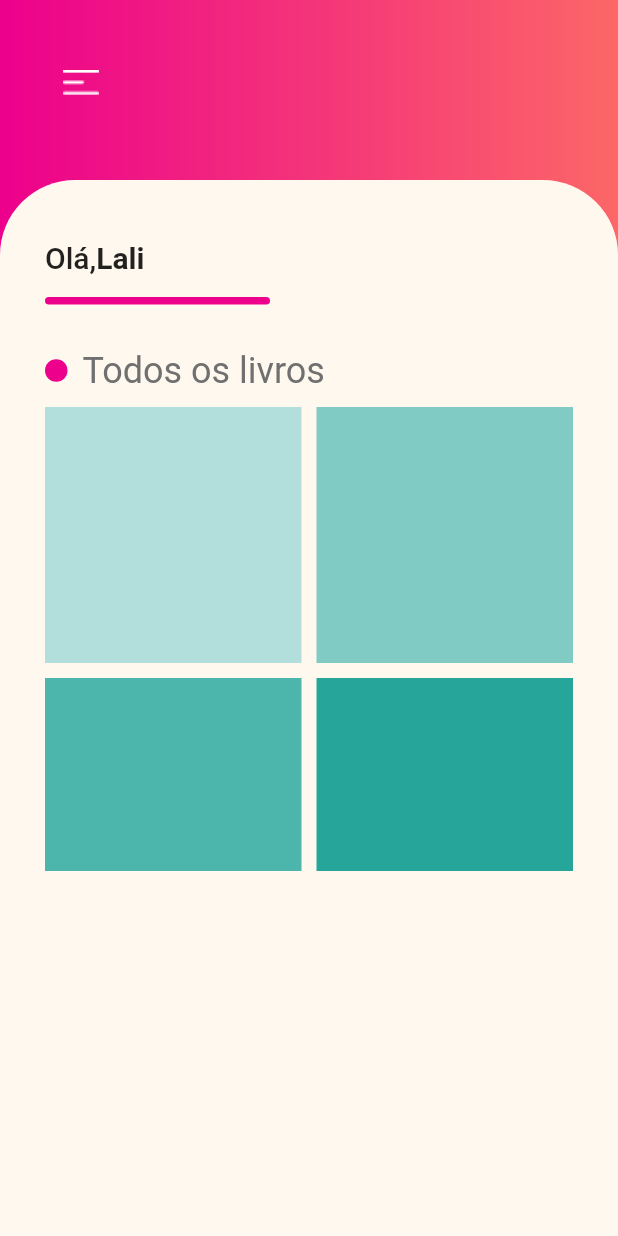
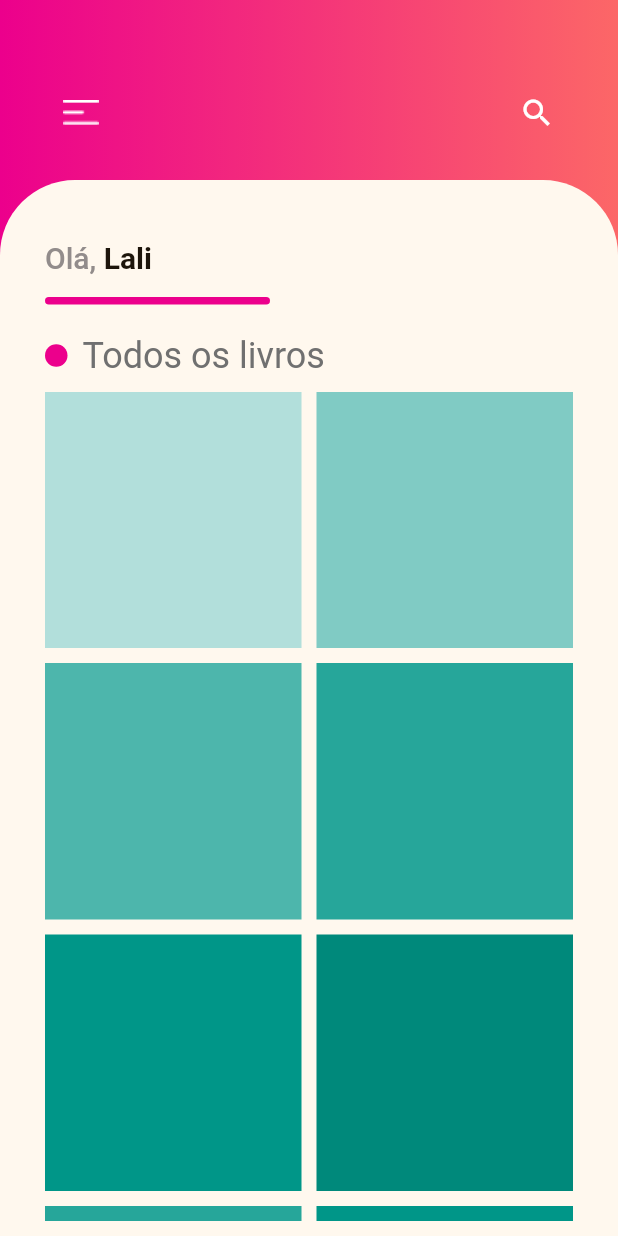
Before and after one commit to naiadelali/flutter_ioays_book, a Flutter app: the BookHomePage screen opened directly, on a phone screen of 412 x 824 dp. Run offline on Flutter 3.47's test engine with Material 2 defaults, Android fonts, the phone set to English and light mode, and no system bars; Roboto replaces fonts that are missing (SF-Pro-Rounded).

Commit message:
Implementado cores e alterado a altura do grid para ser dinamico

```diff
--- a/lib/pages/book_home/book_home_page.dart
+++ b/lib/pages/book_home/book_home_page.dart
@@ -8,7 +8,7 @@ import 'components/book_section.dart';
 class BookHomePage extends StatelessWidget {
   final GlobalKey<ScaffoldState> _scaffoldKey = GlobalKey<ScaffoldState>();
 
-  final _heading = "Todos os livros";
+  final _heading = 'Todos os livros';
   @override
   Widget build(BuildContext context) {
     var size = MediaQuery.of(context).size;
@@ -31,18 +31,18 @@ class BookHomePage extends StatelessWidget {
             ),
             Expanded(
               child: Container(
-                child: SingleChildScrollView(
-                  child: Column(
-                    children: [
-                      BookGreetingsTitle(
-                        username: "Lali",
-                      ),
-                      BookSection(
+                child: Column(
+                  children: [
+                    BookGreetingsTitle(
+                      username: 'Lali',
+                    ),
+                    Expanded(
+                      child: BookSection(
                         heading: _heading,
                         bookList: [],
                       ),
-                    ],
-                  ),
+                    ),
+                  ],
                 ),
                 padding: EdgeInsets.only(
                   top: 40,
--- a/lib/pages/book_home/components/book_app_bar.dart
+++ b/lib/pages/book_home/components/book_app_bar.dart
@@ -1,5 +1,7 @@
 import 'package:flutter/material.dart';
+
 import '../../../shared/components/gradient.dart';
+import '../../../shared/constants/colors.dart';
 
 class BookAppBar extends StatelessWidget {
   final GlobalKey<ScaffoldState> scaffoldKey;
@@ -12,17 +14,28 @@ class BookAppBar extends StatelessWidget {
       flexibleSpace: Container(
         padding: EdgeInsets.only(
           left: 30,
-          top: 10,
+          top: 50,
+          right: 30
         ),
         alignment: Alignment.centerLeft,
-        child: IconButton(
-          icon: Image.asset('assets/images/menu.png'),
-          onPressed: () => scaffoldKey.currentState!.openDrawer(),
+        child: Row(
+          mainAxisAlignment: MainAxisAlignment.spaceBetween,
+          children: [
+            IconButton(
+              icon: Image.asset('assets/images/menu.png'),
+              onPressed: () => scaffoldKey.currentState!.openDrawer(),
+            ),
+            IconButton(
+              icon: Icon(Icons.search, color: kWhiteColor),
+              onPressed: () => null,
+            ),
+          ],
         ),
         decoration: BoxDecoration(
           gradient: linearGradient,
         ),
       ),
+      centerTitle: true,
       automaticallyImplyLeading: false, // Don't show the leading button
       bottomOpacity: 0.0,
       elevation: 0.0,
--- a/lib/pages/book_home/components/book_greetings_title.dart
+++ b/lib/pages/book_home/components/book_greetings_title.dart
@@ -1,4 +1,5 @@
 import 'package:flutter/material.dart';
+import '../../../shared/constants/colors.dart';
 
 class BookGreetingsTitle extends StatelessWidget {
   final String username;
@@ -8,32 +9,32 @@ class BookGreetingsTitle extends StatelessWidget {
   @override
   Widget build(BuildContext context) {
     return Column(
+      crossAxisAlignment: CrossAxisAlignment.start,
       children: [
-        Row(
-          crossAxisAlignment: CrossAxisAlignment.start,
-          children: [
-            Text(
-              "Olá,",
-              style: TextStyle(
-                fontSize: 20,
-                fontWeight: FontWeight.w500,
-              ),
+        RichText(
+          text: TextSpan(
+            text: 'Olá, ',
+            style: TextStyle(
+              fontSize: 20,
+              fontWeight: FontWeight.w500,
+              color: kGrayColor,
             ),
-            Text(
-              username,
-              style: TextStyle(
-                fontSize: 20,
-                fontWeight: FontWeight.w700,
-              ),
-            ),
-          ],
+            children: <TextSpan>[
+              TextSpan(
+                  text: username,
+                  style: TextStyle(
+                    fontWeight: FontWeight.w700,
+                    color: kTextColor,
+                  )),
+            ],
+          ),
         ),
         Align(
           alignment: Alignment.topLeft,
           child: Container(
             margin: EdgeInsets.only(
               top: 15,
-              bottom: 30,
+              bottom: 20,
             ),
             width: 150,
             height: 5,
--- a/lib/pages/book_home/components/book_heading.dart
+++ b/lib/pages/book_home/components/book_heading.dart
@@ -1,4 +1,5 @@
 import 'package:flutter/material.dart';
+import '../../../shared/constants/colors.dart';
 
 class BookHeading extends StatelessWidget {
   final String heading;
@@ -20,7 +21,7 @@ class BookHeading extends StatelessWidget {
           heading,
           style: TextStyle(
             fontSize: 24.0,
-            color: Color(0XFF707070),
+            color: kGrayDarkColor,
           ),
         ),
       ],
--- a/lib/pages/book_home/components/book_section.dart
+++ b/lib/pages/book_home/components/book_section.dart
@@ -9,16 +9,16 @@ class BookSection extends StatelessWidget {
   BookSection({required this.heading, required this.bookList});
   @override
   Widget build(BuildContext context) {
-    return Container(
-      child: Column(
-        crossAxisAlignment: CrossAxisAlignment.start,
-        children: [
-          BookHeading(heading: heading),
-          Container(
+    return Column(
+      mainAxisSize: MainAxisSize.min,
+      crossAxisAlignment: CrossAxisAlignment.start,
+      children: [
+        BookHeading(heading: heading),
+        Expanded(
+          child: Container(
             padding: EdgeInsets.symmetric(
               vertical: 10,
             ),
-            height: MediaQuery.of(context).size.height * 0.4,
             child: GridView.count(
               primary: false,
               crossAxisSpacing: 10,
@@ -55,11 +55,26 @@ class BookSection extends StatelessWidget {
                   child: const Text(''),
                   color: Colors.teal[600],
                 ),
+                Container(
+                  padding: const EdgeInsets.all(8),
+                  child: const Text(''),
+                  color: Colors.teal[400],
+                ),
+                Container(
+                  padding: const EdgeInsets.all(8),
+                  child: const Text(''),
+                  color: Colors.teal[500],
+                ),
+                Container(
+                  padding: const EdgeInsets.all(8),
+                  child: const Text(''),
+                  color: Colors.teal[600],
+                ),
               ],
             ),
-          )
-        ],
-      ),
+          ),
+        )
+      ],
     );
   }
 }
--- a/lib/shared/constants/colors.dart
+++ b/lib/shared/constants/colors.dart
@@ -6,3 +6,5 @@ const kTextColor = Color(0xFF1D150B);
 const kPrimaryColor = Color(0xFFFB475F);
 const kSecondaryColor = Color(0xFFF5E1CB);
 const kBorderColor = Color(0xFFDDDDDD);
+const kGrayColor = Color(0xFF928C8B);
+const kGrayDarkColor = Color(0xFF707070);
```
